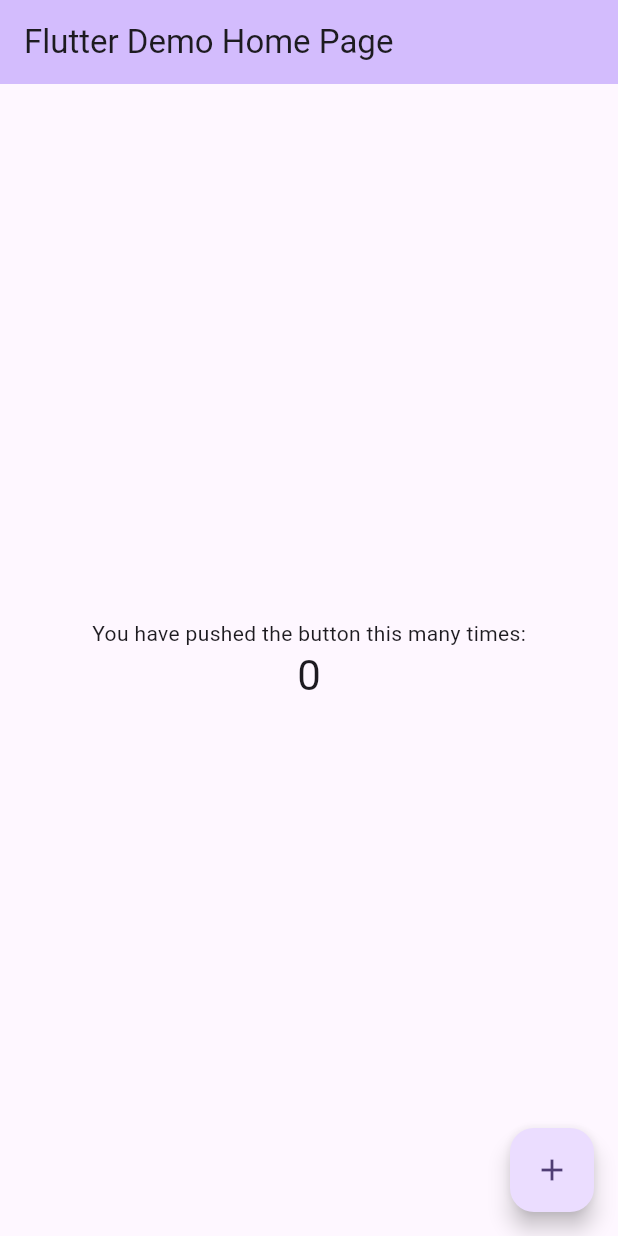
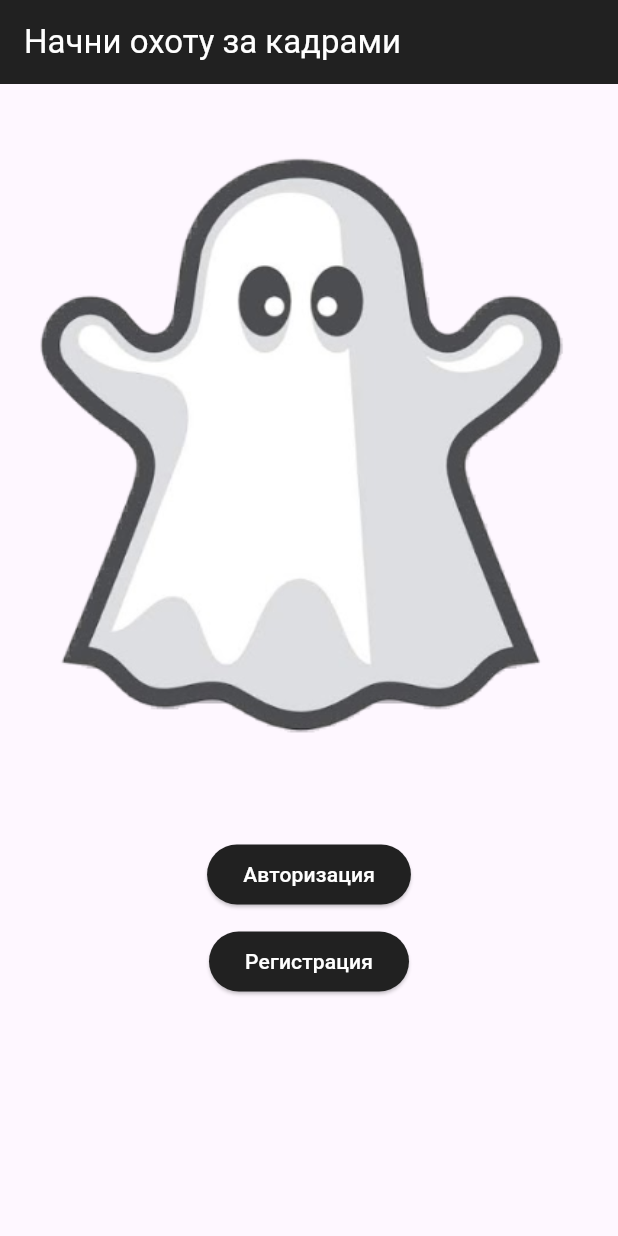
Before and after one commit to AndrushaKuznetsov20/VKR_recruitment_flutter, a Flutter app: the screen it shows after launch, on a phone screen of 412 x 824 dp. Run offline on Flutter 3.47's test engine with Material 3 defaults, Android fonts, the phone set to English and light mode, and no system bars; our stand-ins replace jwt_decoder.

Commit message:
Добавление страниц авторизации и регистрации

```diff
--- /dev/null
+++ b/lib/PageScreen/Home.dart
@@ -0,0 +1,51 @@
+import 'package:flutter/material.dart';
+
+import 'Login.dart';
+import 'Register.dart';
+
+class Home extends StatelessWidget {
+  @override
+  Widget build(BuildContext context) {
+    return Scaffold(
+      appBar: AppBar(
+        title: Text('Начни охоту за кадрами', style: TextStyle(color: Colors.white)),
+        backgroundColor: Colors.grey.shade900,
+      ),
+      body: SingleChildScrollView(
+        physics: NeverScrollableScrollPhysics(),
+        child: Center(
+          child: Column(
+            mainAxisAlignment: MainAxisAlignment.center,
+            children: <Widget>[
+              SizedBox(height: 30.0),
+              Image(image: AssetImage('lib/Images/fon.png')),
+              SizedBox(height: 60.0),
+              ElevatedButton(
+                onPressed: () {
+                  Navigator.push(context, MaterialPageRoute(builder: (context) => Login()));
+                },
+                style: ButtonStyle(
+                  backgroundColor: MaterialStateProperty.all<Color>(Colors.grey.shade900),
+                  foregroundColor: MaterialStateProperty.all<Color>(Colors.white),
+                ),
+                child: Text('Авторизация'),
+              ),
+
+              SizedBox(height: 10.0),
+              ElevatedButton(
+                onPressed: () {
+                  Navigator.push(context, MaterialPageRoute(builder: (context) => Register()));
+                },
+                style: ButtonStyle(
+                  backgroundColor: MaterialStateProperty.all<Color>(Colors.grey.shade900),
+                  foregroundColor: MaterialStateProperty.all<Color>(Colors.white),
+                ),
+                child: Text('Регистрация'),
+              ),
+            ],
+          ),
+        ),
+      ),
+    );
+  }
+}
--- a/lib/main.dart
+++ b/lib/main.dart
@@ -1,125 +1,23 @@
 import 'package:flutter/material.dart';
 
+import 'PageScreen/Home.dart';
+
 void main() {
-  runApp(const MyApp());
+  runApp(MyApp());
 }
 
 class MyApp extends StatelessWidget {
-  const MyApp({super.key});
-
-  // This widget is the root of your application.
   @override
   Widget build(BuildContext context) {
     return MaterialApp(
-      title: 'Flutter Demo',
+      title: 'Подбор персонала',
       theme: ThemeData(
-        // This is the theme of your application.
-        //
-        // TRY THIS: Try running your application with "flutter run". You'll see
-        // the application has a blue toolbar. Then, without quitting the app,
-        // try changing the seedColor in the colorScheme below to Colors.green
-        // and then invoke "hot reload" (save your changes or press the "hot
-        // reload" button in a Flutter-supported IDE, or press "r" if you used
-        // the command line to start the app).
-        //
-        // Notice that the counter didn't reset back to zero; the application
-        // state is not lost during the reload. To reset the state, use hot
-        // restart instead.
-        //
-        // This works for code too, not just values: Most code changes can be
-        // tested with just a hot reload.
-        colorScheme: ColorScheme.fromSeed(seedColor: Colors.deepPurple),
-        useMaterial3: true,
+        primarySwatch: Colors.lightGreen,
       ),
-      home: const MyHomePage(title: 'Flutter Demo Home Page'),
+      initialRoute: '/',
+      routes: {
+        '/': (context) => Home()
+      },
     );
   }
 }
-
-class MyHomePage extends StatefulWidget {
-  const MyHomePage({super.key, required this.title});
-
-  // This widget is the home page of your application. It is stateful, meaning
-  // that it has a State object (defined below) that contains fields that affect
-  // how it looks.
-
-  // This class is the configuration for the state. It holds the values (in this
-  // case the title) provided by the parent (in this case the App widget) and
-  // used by the build method of the State. Fields in a Widget subclass are
-  // always marked "final".
-
-  final String title;
-
-  @override
-  State<MyHomePage> createState() => _MyHomePageState();
-}
-
-class _MyHomePageState extends State<MyHomePage> {
-  int _counter = 0;
-
-  void _incrementCounter() {
-    setState(() {
-      // This call to setState tells the Flutter framework that something has
-      // changed in this State, which causes it to rerun the build method below
-      // so that the display can reflect the updated values. If we changed
-      // _counter without calling setState(), then the build method would not be
-      // called again, and so nothing would appear to happen.
-      _counter++;
-    });
-  }
-
-  @override
-  Widget build(BuildContext context) {
-    // This method is rerun every time setState is called, for instance as done
-    // by the _incrementCounter method above.
-    //
-    // The Flutter framework has been optimized to make rerunning build methods
-    // fast, so that you can just rebuild anything that needs updating rather
-    // than having to individually change instances of widgets.
-    return Scaffold(
-      appBar: AppBar(
-        // TRY THIS: Try changing the color here to a specific color (to
-        // Colors.amber, perhaps?) and trigger a hot reload to see the AppBar
-        // change color while the other colors stay the same.
-        backgroundColor: Theme.of(context).colorScheme.inversePrimary,
-        // Here we take the value from the MyHomePage object that was created by
-        // the App.build method, and use it to set our appbar title.
-        title: Text(widget.title),
-      ),
-      body: Center(
-        // Center is a layout widget. It takes a single child and positions it
-        // in the middle of the parent.
-        child: Column(
-          // Column is also a layout widget. It takes a list of children and
-          // arranges them vertically. By default, it sizes itself to fit its
-          // children horizontally, and tries to be as tall as its parent.
-          //
-          // Column has various properties to control how it sizes itself and
-          // how it positions its children. Here we use mainAxisAlignment to
-          // center the children vertically; the main axis here is the vertical
-          // axis because Columns are vertical (the cross axis would be
-          // horizontal).
-          //
-          // TRY THIS: Invoke "debug painting" (choose the "Toggle Debug Paint"
-          // action in the IDE, or press "p" in the console), to see the
-          // wireframe for each widget.
-          mainAxisAlignment: MainAxisAlignment.center,
-          children: <Widget>[
-            const Text(
-              'You have pushed the button this many times:',
-            ),
-            Text(
-              '$_counter',
-              style: Theme.of(context).textTheme.headlineMedium,
-            ),
-          ],
-        ),
-      ),
-      floatingActionButton: FloatingActionButton(
-        onPressed: _incrementCounter,
-        tooltip: 'Increment',
-        child: const Icon(Icons.add),
-      ), // This trailing comma makes auto-formatting nicer for build methods.
-    );
-  }
-}
```
Also changed, not shown: lib/PageScreen/Login.dart (added, +111 -0 lines), lib/PageScreen/Register.dart (added, +124 -0 lines), pubspec.yaml (+12 -0 lines), lib/Images/fon.png (added), pubspec.lock, 3 other files.
